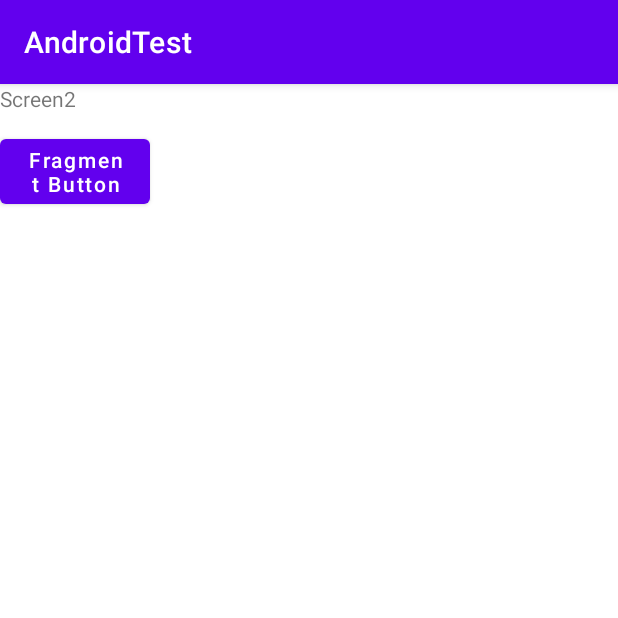
After one commit to wakizaka24/AndroidTest, an Android app: the NavigationTestScreen2Fragment screen opened through its navigation route, on a phone screen of 412 x 824 dp, the top half of it. The commit adds this screen. Run offline under Robolectric (Android 15) with nearby library versions, the phone set to English and light mode, and no system bars.

Commit message:
a-2-3(4).Navigation画面遷移とデータ受け渡し

```diff
--- a/app/build.gradle
+++ b/app/build.gradle
@@ -1,6 +1,7 @@
 plugins {
     id 'com.android.application'
     id 'org.jetbrains.kotlin.android'
+    id 'androidx.navigation.safeargs'
 }
 
 android {
@@ -40,6 +41,11 @@ dependencies {
     implementation 'androidx.recyclerview:recyclerview:1.2.1'
     implementation 'androidx.cardview:cardview:1.0.0'
 
+    implementation "android.arch.navigation:navigation-fragment:1.0.0"
+    implementation "android.arch.navigation:navigation-ui:1.0.0"
+    implementation "android.arch.navigation:navigation-fragment-ktx:1.0.0"
+    implementation "android.arch.navigation:navigation-ui-ktx:1.0.0"
+
     testImplementation 'junit:junit:4.13.2'
     androidTestImplementation 'androidx.test.ext:junit:1.1.3'
     androidTestImplementation 'androidx.test.espresso:espresso-core:3.4.0'
--- a/app/src/main/AndroidManifest.xml
+++ b/app/src/main/AndroidManifest.xml
@@ -10,7 +10,7 @@
         android:supportsRtl="true"
         android:theme="@style/Theme.AndroidTest">
         <activity
-            android:name=".RecyclerViewTestActivity"
+            android:name=".NavigationTestActivity"
             android:exported="true">
             <intent-filter>
                 <action android:name="android.intent.action.MAIN" />
--- a/app/src/main/java/com/example/androidtest/ConstraintLayoutTestActivity.kt
+++ b/app/src/main/java/com/example/androidtest/ConstraintLayoutTestActivity.kt
@@ -8,4 +8,6 @@ class ConstraintLayoutTestActivity : AppCompatActivity() {
         super.onCreate(savedInstanceState)
         setContentView(R.layout.activity_constraint_layout_test)
     }
+
+
 }
--- /dev/null
+++ b/app/src/main/java/com/example/androidtest/NavigationTestActivity.kt
@@ -0,0 +1,11 @@
+package com.example.androidtest
+
+import android.os.Bundle
+import androidx.appcompat.app.AppCompatActivity
+
+class NavigationTestActivity : AppCompatActivity() {
+    override fun onCreate(savedInstanceState: Bundle?) {
+        super.onCreate(savedInstanceState)
+        setContentView(R.layout.activity_navigation_test)
+    }
+}
--- /dev/null
+++ b/app/src/main/java/com/example/androidtest/NavigationTestScreen1Fragment.kt
@@ -0,0 +1,39 @@
+package com.example.androidtest
+
+import android.os.Bundle
+import android.view.LayoutInflater
+import android.view.View
+import android.view.ViewGroup
+import android.widget.Button
+import android.widget.TextView
+import androidx.core.os.bundleOf
+import androidx.fragment.app.Fragment
+import androidx.navigation.fragment.findNavController
+
+class NavigationTestScreen1Fragment : Fragment() {
+    override fun onCreateView(inflater: LayoutInflater,
+                              container: ViewGroup?,
+                              savedInstanceState: Bundle?): View {
+        super.onCreateView(inflater, container, savedInstanceState)
+
+        val view = inflater.inflate(R.layout.fragment_navigation_test_screen1, container,
+            false)
+
+        view.findViewById<Button>(R.id.button1).setOnClickListener {
+            // 3. Navigationを利用して画面遷移時にパラメーターを渡すことができるか。
+            // ・可能でした。
+            val action = NavigationTestScreen1FragmentDirections.next1("遷移元のパラメーター")
+            // 1. Navigationを利用して画面遷移ができるか。
+            // ・可能でした。
+            findNavController().navigate(action)
+        }
+
+        val name = arguments?.getString("name")
+        name?.run {
+            val textView = view.findViewById<TextView>(R.id.textView1)
+            textView.text = name
+        }
+
+        return view
+    }
+}
--- /dev/null
+++ b/app/src/main/java/com/example/androidtest/NavigationTestScreen2Fragment.kt
@@ -0,0 +1,36 @@
+package com.example.androidtest
+
+import android.os.Bundle
+import android.view.LayoutInflater
+import android.view.View
+import android.view.ViewGroup
+import android.widget.Button
+import android.widget.TextView
+import androidx.fragment.app.Fragment
+import androidx.navigation.fragment.findNavController
+
+class NavigationTestScreen2Fragment : Fragment() {
+    override fun onCreateView(inflater: LayoutInflater,
+                              container: ViewGroup?,
+                              savedInstanceState: Bundle?): View {
+        super.onCreateView(inflater, container, savedInstanceState)
+
+        val view = inflater.inflate(R.layout.fragment_navigation_test_screen2, container,
+            false)
+
+        view.findViewById<Button>(R.id.button1).setOnClickListener {
+            // 2. Navigationを利用して画面遷移後に元の画面に戻ることができるか。
+            // ・可能でした。
+            val action = NavigationTestScreen2FragmentDirections.next2("遷移先のパラメーター")
+            findNavController().navigate(action)
+        }
+
+        val name = arguments?.getString("name")
+        name?.run {
+            val textView = view.findViewById<TextView>(R.id.textView1)
+            textView.text = name
+        }
+
+        return view
+    }
+}
--- /dev/null
+++ b/app/src/main/res/anim/from_left.xml
@@ -0,0 +1,7 @@
+<?xml version="1.0" encoding="utf-8"?>
+<set xmlns:android="http://schemas.android.com/apk/res/android">
+    <translate android:fromXDelta="-100%p" android:toXDelta="0"
+        android:duration="@android:integer/config_mediumAnimTime" />
+    <alpha android:fromAlpha="0.0" android:toAlpha="1.0"
+        android:duration="@android:integer/config_mediumAnimTime" />
+</set>
--- /dev/null
+++ b/app/src/main/res/anim/from_right.xml
@@ -0,0 +1,7 @@
+<?xml version="1.0" encoding="utf-8"?>
+<set xmlns:android="http://schemas.android.com/apk/res/android">
+    <translate android:fromXDelta="100%p" android:toXDelta="0"
+        android:duration="@android:integer/config_mediumAnimTime" />
+    <alpha android:fromAlpha="0.0" android:toAlpha="1.0"
+        android:duration="@android:integer/config_mediumAnimTime" />
+</set>
--- /dev/null
+++ b/app/src/main/res/anim/to_left.xml
@@ -0,0 +1,7 @@
+<?xml version="1.0" encoding="utf-8"?>
+<set xmlns:android="http://schemas.android.com/apk/res/android">
+    <translate android:fromXDelta="0" android:toXDelta="-100%p"
+        android:duration="@android:integer/config_mediumAnimTime" />
+    <alpha android:fromAlpha="1.0" android:toAlpha="0.0"
+        android:duration="@android:integer/config_mediumAnimTime" />
+</set>
--- /dev/null
+++ b/app/src/main/res/anim/to_right.xml
@@ -0,0 +1,7 @@
+<?xml version="1.0" encoding="utf-8"?>
+<set xmlns:android="http://schemas.android.com/apk/res/android">
+    <translate android:fromXDelta="0" android:toXDelta="100%p"
+        android:duration="@android:integer/config_mediumAnimTime" />
+    <alpha android:fromAlpha="1.0" android:toAlpha="0.0"
+        android:duration="@android:integer/config_mediumAnimTime" />
+</set>
--- /dev/null
+++ b/app/src/main/res/layout/activity_navigation_test.xml
@@ -0,0 +1,16 @@
+<?xml version="1.0" encoding="utf-8"?>
+<androidx.constraintlayout.widget.ConstraintLayout
+    xmlns:android="http://schemas.android.com/apk/res/android"
+    android:layout_width="match_parent"
+    android:layout_height="match_parent"
+    xmlns:app="http://schemas.android.com/apk/res-auto">
+
+    <androidx.fragment.app.FragmentContainerView
+        android:id="@+id/nav_host_fragment"
+        android:layout_height="match_parent"
+        android:layout_width="match_parent"
+        android:name="androidx.navigation.fragment.NavHostFragment"
+        app:navGraph="@navigation/navigation_graph_test"
+        app:defaultNavHost="true" />
+
+</androidx.constraintlayout.widget.ConstraintLayout>
--- /dev/null
+++ b/app/src/main/res/layout/fragment_navigation_test_screen2.xml
@@ -0,0 +1,28 @@
+<?xml version="1.0" encoding="utf-8"?>
+<androidx.constraintlayout.widget.ConstraintLayout
+    xmlns:android="http://schemas.android.com/apk/res/android"
+    xmlns:app="http://schemas.android.com/apk/res-auto"
+    xmlns:tools="http://schemas.android.com/tools"
+    android:layout_width="match_parent"
+    android:layout_height="match_parent">
+
+    <TextView
+        android:id="@+id/textView1"
+        android:layout_width="100dp"
+        android:layout_height="wrap_content"
+        android:text="Screen2"
+        app:layout_constraintLeft_toLeftOf="parent"
+        app:layout_constraintTop_toTopOf="parent"
+        tools:ignore="HardcodedText" />
+
+    <Button
+        android:id="@+id/button1"
+        android:layout_width="100dp"
+        android:layout_height="wrap_content"
+        android:text="Fragment Button"
+        android:textAllCaps="false"
+        app:layout_constraintLeft_toLeftOf="parent"
+        app:layout_constraintTop_toBottomOf="@id/textView1"
+        android:layout_marginTop="11dp"
+        tools:ignore="HardcodedText" />
+</androidx.constraintlayout.widget.ConstraintLayout>
--- /dev/null
+++ b/app/src/main/res/navigation/navigation_graph_test.xml
@@ -0,0 +1,39 @@
+<?xml version="1.0" encoding="utf-8"?>
+<navigation xmlns:android="http://schemas.android.com/apk/res/android"
+    xmlns:app="http://schemas.android.com/apk/res-auto"
+    xmlns:tools="http://schemas.android.com/tools"
+    android:id="@+id/navigation_test"
+    app:startDestination="@id/fragment1">
+
+    <fragment
+        android:id="@+id/fragment1"
+        android:name="com.example.androidtest.NavigationTestScreen1Fragment"
+        android:label="fragment_first"
+        tools:layout="@layout/fragment_navigation_test_screen1" >
+        <action
+            android:id="@+id/next1"
+            app:enterAnim="@anim/from_right"
+            app:exitAnim="@anim/to_left"
+            app:destination="@id/fragment2">
+            <argument
+                android:name="name"
+                app:argType="string" />
+        </action>
+    </fragment>
+
+    <fragment
+        android:id="@+id/fragment2"
+        android:name="com.example.androidtest.NavigationTestScreen2Fragment"
+        android:label="fragment_first"
+        tools:layout="@layout/fragment_navigation_test_screen2" >
+        <action
+            android:id="@+id/next2"
+            app:enterAnim="@anim/from_left"
+            app:exitAnim="@anim/to_right"
+            app:destination="@id/fragment1">
+            <argument
+                android:name="name"
+                app:argType="string" />
+        </action>
+    </fragment>
+</navigation>
--- a/gradle.properties
+++ b/gradle.properties
@@ -15,6 +15,7 @@ org.gradle.jvmargs=-Xmx2048m -Dfile.encoding=UTF-8
 # Android operating system, and which are packaged with your app"s APK
 # https://developer.android.com/topic/libraries/support-library/androidx-rn
 android.useAndroidX=true
+android.enableJetifier=true
 # Kotlin code style for this project: "official" or "obsolete":
 kotlin.code.style=official
 # Enables namespacing of each library's R class so that its R class includes only the
```
Also changed, not shown: app/src/main/java/com/example/androidtest/IntentTestActivity.kt (added, +65 -0 lines), app/src/main/res/layout/activity_intent_test.xml (added, +45 -0 lines), app/src/main/res/layout/fragment_navigation_test_screen1.xml (added, +28 -0 lines), build.gradle (+10 -0 lines).
